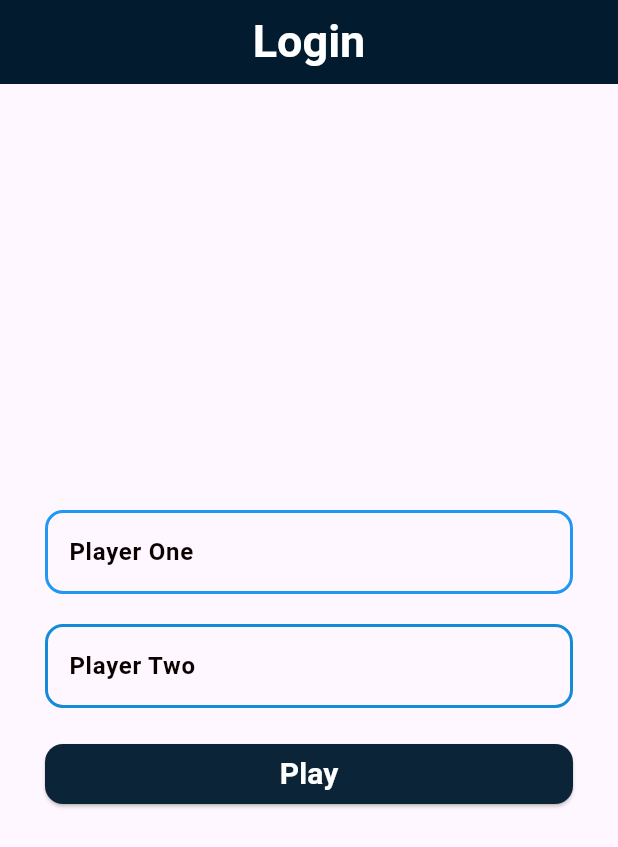
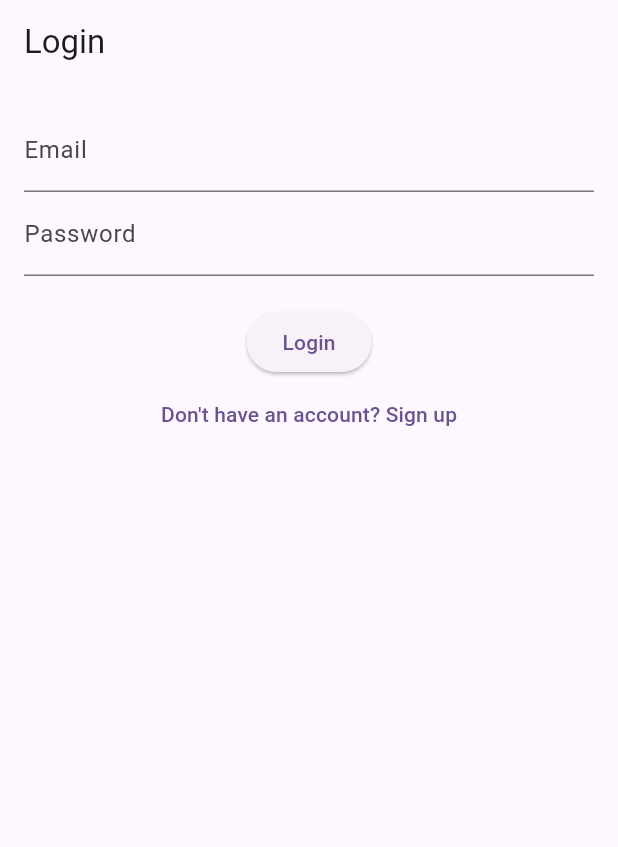
Before and after one commit to MohamedAliShaltoot/XO_Game, a Flutter app: the screen it shows after launch, on a phone screen of 412 x 824 dp. Shown: the top 847 px of the screen. Run offline on Flutter 3.47's test engine with Material 3 defaults, Android fonts, the phone set to English and light mode, and no system bars; our stand-ins replace firebase_auth, firebase_core, shimmer; accounts and stored records are empty.

Commit message:
add firebase auth to app

```diff
--- /dev/null
+++ b/lib/fire_base feature/auth_service.dart
@@ -0,0 +1,41 @@
+// ignore_for_file: avoid_print
+
+import 'package:firebase_auth/firebase_auth.dart';
+
+class AuthService {
+  final FirebaseAuth _auth = FirebaseAuth.instance;
+
+  // Signup Method
+  Future<User?> signUp(String email, String password) async {
+    try {
+      UserCredential userCredential = await _auth
+          .createUserWithEmailAndPassword(email: email, password: password);
+      return userCredential.user;
+    } catch (e) {
+      print(e);
+      return null;
+    }
+  }
+
+  // Login Method
+  Future<User?> signIn(String email, String password) async {
+    try {
+      UserCredential userCredential = await _auth.signInWithEmailAndPassword(
+          email: email, password: password);
+      return userCredential.user;
+    } catch (e) {
+      print(e);
+      return null;
+    }
+  }
+
+  // Logout Method
+  Future<void> signOut() async {
+    await _auth.signOut();
+  }
+
+  // Get Current User
+  User? getCurrentUser() {
+    return _auth.currentUser;
+  }
+}
--- /dev/null
+++ b/lib/fire_base feature/login_screen.dart
@@ -0,0 +1,60 @@
+// ignore_for_file: use_build_context_synchronously
+
+import 'package:flutter/material.dart';
+import 'package:xo_game/fire_base%20feature/auth_service.dart';
+import 'package:xo_game/fire_base%20feature/test_screen.dart';
+import 'package:xo_game/loginscreen.dart';
+
+
+class LoginScreenn extends StatefulWidget {
+  const LoginScreenn({super.key});
+
+  @override
+  // ignore: library_private_types_in_public_api
+  _LoginScreenState createState() => _LoginScreenState();
+}
+
+class _LoginScreenState extends State<LoginScreenn> {
+  final TextEditingController emailController = TextEditingController();
+  final TextEditingController passwordController = TextEditingController();
+  final AuthService _authService = AuthService();
+
+  void login() async {
+    var user = await _authService.signIn(
+        emailController.text, passwordController.text);
+    if (user != null) {
+      Navigator.pushReplacement(
+          context, MaterialPageRoute(builder: (context) => const LoginScreen()));
+    } else {
+      ScaffoldMessenger.of(context)
+          .showSnackBar(const SnackBar(content: Text("Login Failed!")));
+    }
+  }
+
+  @override
+  Widget build(BuildContext context) {
+    return Scaffold(
+      appBar: AppBar(title: const Text("Login")),
+      body: Padding(
+        padding: const EdgeInsets.all(16),
+        child: Column(
+          children: [
+            TextField(
+                controller: emailController,
+                decoration: const InputDecoration(labelText: "Email")),
+            TextField(
+                controller: passwordController,
+                decoration: const InputDecoration(labelText: "Password"),
+                obscureText: true),
+            const SizedBox(height: 20),
+            ElevatedButton(onPressed: login, child: const Text("Login")),
+            TextButton(
+                onPressed: () => Navigator.push(context,
+                    MaterialPageRoute(builder: (context) => const TestScreen())),
+                child: const Text("Don't have an account? Sign up")),
+          ],
+        ),
+      ),
+    );
+  }
+}
--- a/lib/loginscreen.dart
+++ b/lib/loginscreen.dart
@@ -15,7 +15,7 @@ class LoginScreen extends StatelessWidget {
         centerTitle: true,
         backgroundColor: const Color.fromARGB(255, 3, 27, 47),
         title: const Text(
-          "Login",
+          "Players Name",
           style: TextStyle(
               fontWeight: FontWeight.bold, fontSize: 30, color: Colors.white),
         ),
--- a/lib/main.dart
+++ b/lib/main.dart
@@ -1,8 +1,13 @@
+import 'package:firebase_core/firebase_core.dart';
 import 'package:flutter/material.dart';
-import 'package:xo_game/loginscreen.dart';
-import 'package:xo_game/xo_game_screen.dart';
+import 'package:xo_game/fire_base%20feature/login_screen.dart';
+import 'package:xo_game/firebase_options.dart';
 
-void main() {
+
+void main() async {
+  await Firebase.initializeApp(
+    options: DefaultFirebaseOptions.currentPlatform,
+);
   runApp(const XOGAME());
 }
 
@@ -20,13 +25,38 @@ class XOGAME extends StatelessWidget {
         colorScheme: ColorScheme.fromSeed(seedColor: Colors.deepPurple),
         useMaterial3: true,
       ),
-      initialRoute: LoginScreen.routeName ,
+     // initialRoute: LoginScreen.routeName ,
 
-      routes: {
-LoginScreen.routeName:(context) => const LoginScreen(),
-XoGameScreen.routeName:(context) => const XoGameScreen()
+//       routes: {
+// LoginScreen.routeName:(context) => const LoginScreen(),
+// XoGameScreen.routeName:(context) => const XoGameScreen()
 
-      },
+//       },
+home: const LoginScreenn(),
     );
   }
 }
+
+
+// import 'package:flutter/material.dart';
+// import 'package:xo_game/new/dash.dart';
+// import 'package:xo_game/new/theme.dart';
+
+
+// void main() {
+//   runApp(const MyApp());
+// }
+
+// class MyApp extends StatelessWidget {
+//   const MyApp({super.key});
+
+//   @override
+//   Widget build(BuildContext context) {
+//     return MaterialApp(
+//       debugShowCheckedModeBanner: false,
+//       theme: AppTheme.lightTheme,
+//       darkTheme: AppTheme.darkTheme,
+//       home: const DashboardScreen(),
+//     );
+//   }
+// }
```
Also changed, not shown: lib/fire_base feature/sign.dart (added, +59 -0 lines), lib/fire_base feature/test_screen.dart (added, +19 -0 lines), lib/new/dash.dart (added, +37 -0 lines), lib/new/search.dart (added, +16 -0 lines), lib/new/side.dart (added, +33 -0 lines), lib/new/table.dart (added, +67 -0 lines), lib/new/theme.dart (added, +24 -0 lines), pubspec.yaml (+6 -13 lines), firebase.json (added), lib/firebase_options.dart (added), pubspec.lock, 7 other files.
